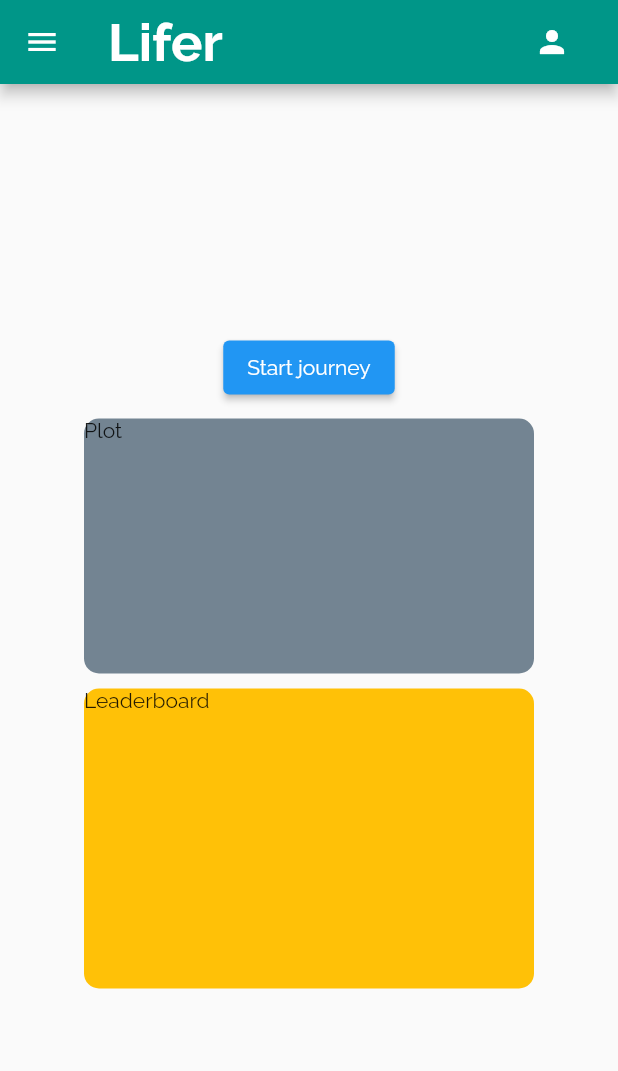
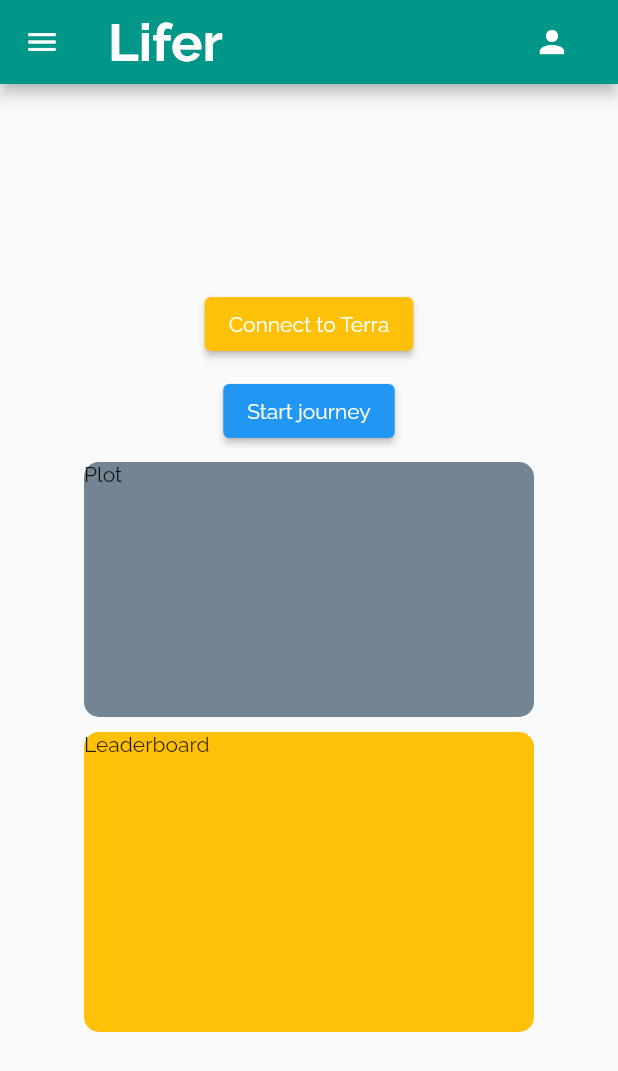
Before and after one commit to aranyagupta/ichack-arch, a Flutter app: the screen it shows after launch, on a phone screen of 412 x 824 dp. Shown: the top 1071 px of the screen. Run offline on Flutter 3.47's test engine with Material 2 defaults, Android fonts, the light colour scheme and no system bars; missing offline and left inert: flutter_web_browser.

Commit message:
Attempt to create in app browser to connect to Terra

```diff
--- a/hack_app/lib/main.dart
+++ b/hack_app/lib/main.dart
@@ -4,6 +4,7 @@ import 'package:flutter/material.dart';
 import 'package:hack_app/friends.dart';
 import 'package:hack_app/history_page.dart';
 import 'package:hack_app/profile_page.dart';
+import 'package:hack_app/terra.dart';
 
 void main() => runApp(MyApp());
 
@@ -136,6 +137,11 @@ class MyApp extends StatelessWidget {
                 crossAxisAlignment: CrossAxisAlignment.center,
                 mainAxisAlignment: MainAxisAlignment.center,
                 children: [
+              ElevatedButton(
+                style: ElevatedButton.styleFrom(backgroundColor: Colors.amber),
+                onPressed: () => openBrowserTab(),
+                child: Text("Connect to Terra")),
+              SizedBox(height: 10),
               Container(
                   child: journey_started
                       ? ElevatedButton(
--- a/hack_app/pubspec.yaml
+++ b/hack_app/pubspec.yaml
@@ -30,6 +30,8 @@ dependencies:
   flutter:
     sdk: flutter
 
+  # To open in abb browser for TERRA connect integration
+  flutter_web_browser: "^0.17.1"
 
   # The following adds the Cupertino Icons font to your application.
   # Use with the CupertinoIcons class for iOS style icons.
```
Also changed, not shown: hack_app/lib/terra.dart (added, +23 -0 lines), hack_app/pubspec.lock.
